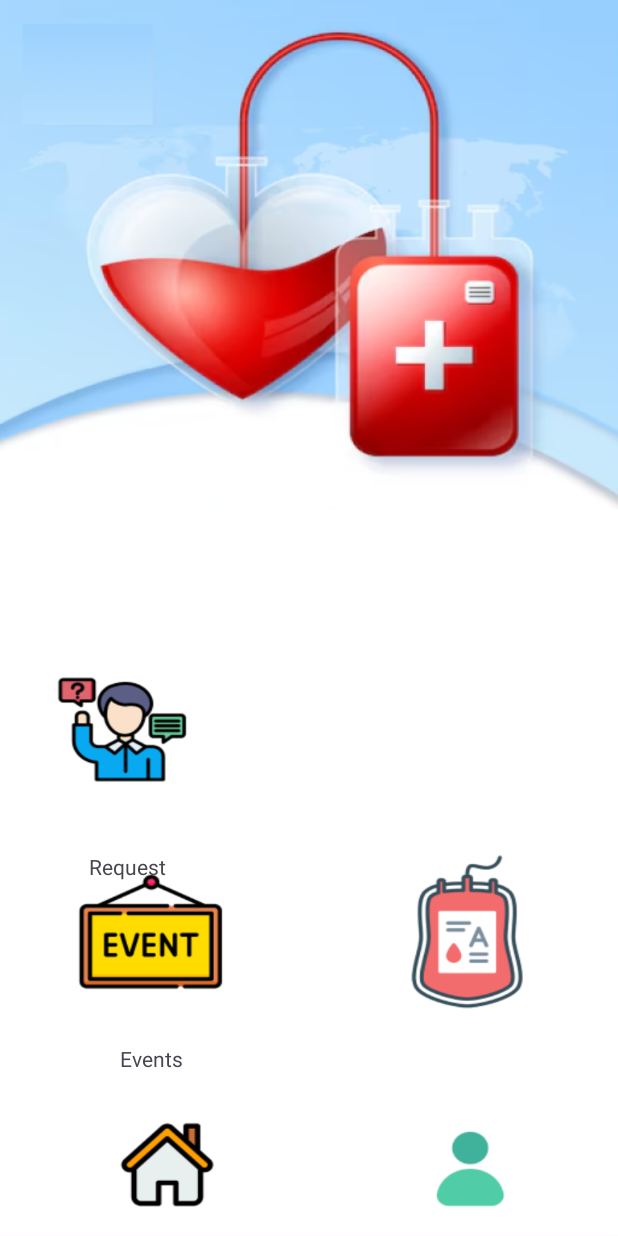
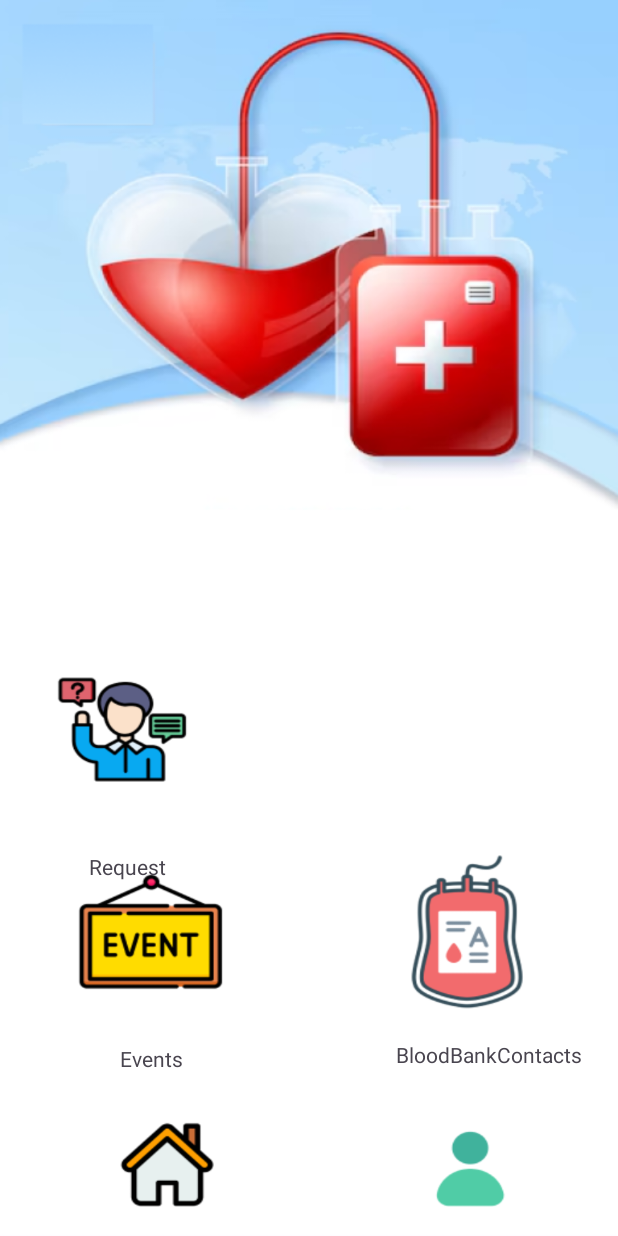
Before and after one commit to sshreya007/android-BloodDonationNetwork, an Android app: the HomeActivity screen opened directly, with no data from a screen before it, on a phone screen of 412 x 824 dp. Run offline under Robolectric (Android 15) with nearby library versions, the phone set to English and light mode, and no system bars.

Commit message:
13th commit

```diff
--- a/app/src/main/res/layout/activity_home.xml
+++ b/app/src/main/res/layout/activity_home.xml
@@ -73,8 +73,15 @@
         app:layout_constraintStart_toStartOf="parent"
         app:layout_constraintTop_toBottomOf="@+id/buttonEvent" />
 
-
-
+    <TextView
+        android:id="@+id/textView5"
+        android:layout_width="wrap_content"
+        android:layout_height="wrap_content"
+        android:layout_marginTop="16dp"
+        android:layout_marginEnd="24dp"
+        android:text="BloodBankContacts"
+        app:layout_constraintEnd_toEndOf="parent"
+        app:layout_constraintTop_toBottomOf="@+id/buttonBloodStock" />
 
 
 </androidx.constraintlayout.widget.ConstraintLayout>
```
